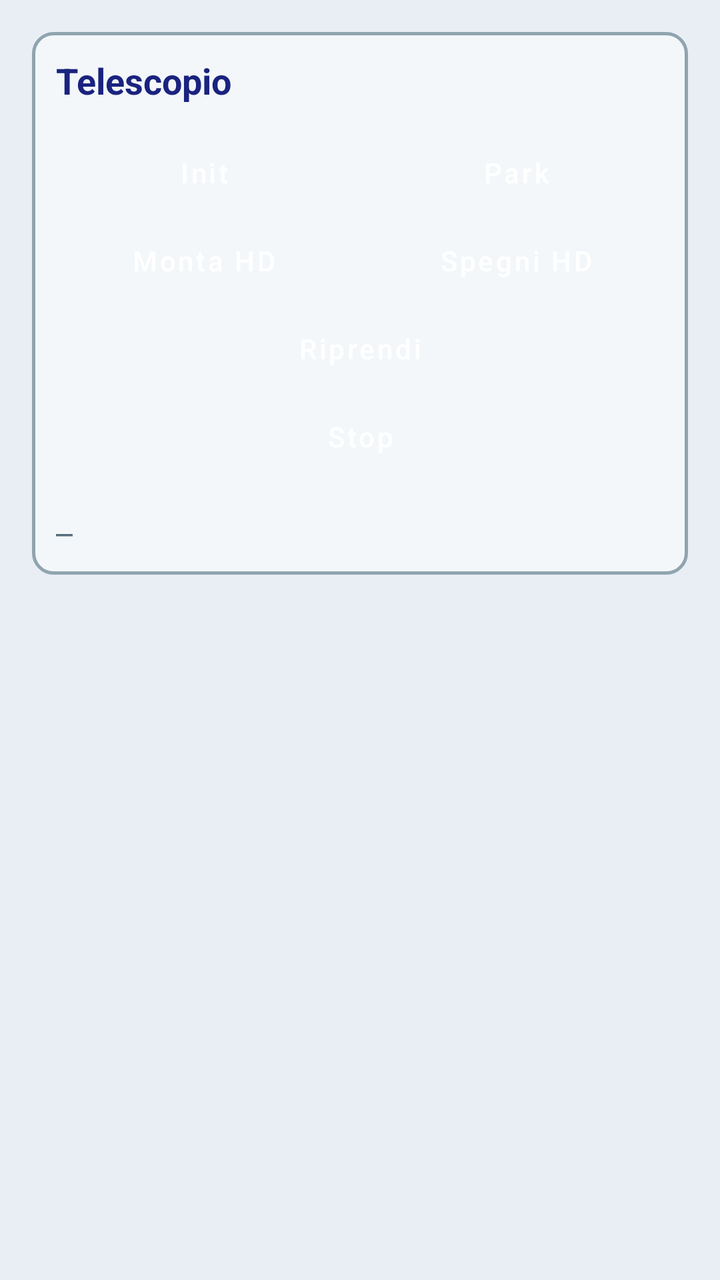
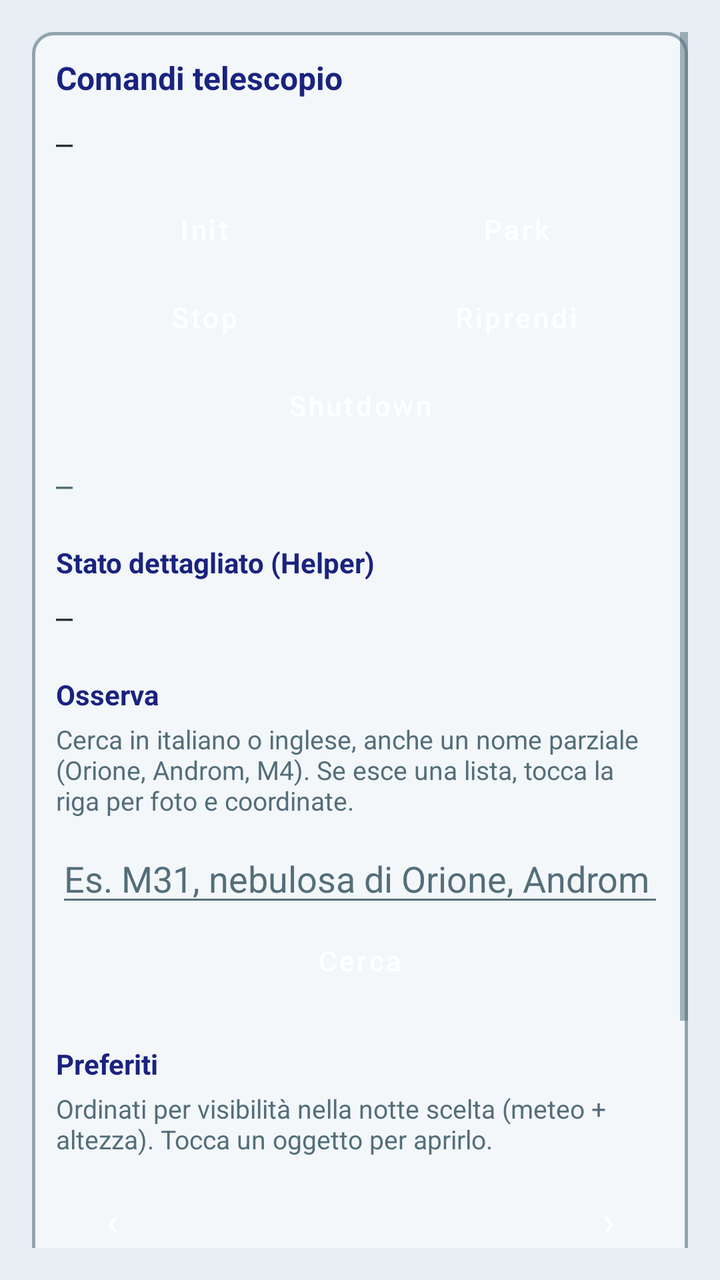

Two renders of the same Android screen: before a commit and after it. Below are the layout's source before the change and the commit's diff.
<!-- AndroidManifest.xml: application theme Theme.VesperaControl -->
<!-- res/layout/fragment_telescopio.xml -->
<?xml version="1.0" encoding="utf-8"?>
<ScrollView xmlns:android="http://schemas.android.com/apk/res/android"
    android:layout_width="match_parent"
    android:layout_height="match_parent"
    android:background="@color/vespera_bg"
    android:padding="16dp">

    <LinearLayout
        android:layout_width="match_parent"
        android:layout_height="wrap_content"
        android:orientation="vertical"
        android:background="@drawable/bg_section_panel"
        android:padding="12dp">

        <TextView
            android:layout_width="match_parent"
            android:layout_height="wrap_content"
            android:text="@string/tab_telescopio"
            android:textColor="@color/vespera_title"
            android:textSize="18sp"
            android:textStyle="bold" />

        <LinearLayout
            android:layout_width="match_parent"
            android:layout_height="wrap_content"
            android:layout_marginTop="12dp"
            android:orientation="horizontal">

            <Button
                android:id="@+id/btnUnpark"
                style="@style/Widget.Vespera.Button.Primary"
                android:layout_width="0dp"
                android:layout_height="wrap_content"
                android:layout_weight="1"
                android:text="@string/btn_unpark" />

            <Button
                android:id="@+id/btnPark"
                style="@style/Widget.Vespera.Button.Primary"
                android:layout_width="0dp"
                android:layout_height="wrap_content"
                android:layout_marginStart="8dp"
                android:layout_weight="1"
                android:text="@string/btn_park" />
        </LinearLayout>

        <LinearLayout
            android:layout_width="match_parent"
            android:layout_height="wrap_content"
            android:orientation="horizontal">

            <Button
                android:id="@+id/btnMountHd"
                style="@style/Widget.Vespera.Button.Slate"
                android:layout_width="0dp"
                android:layout_height="wrap_content"
                android:layout_weight="1"
                android:text="@string/btn_mount_hd" />

            <Button
                android:id="@+id/btnUnmountHd"
                style="@style/Widget.Vespera.Button.Danger"
                android:layout_width="0dp"
                android:layout_height="wrap_content"
                android:layout_marginStart="8dp"
                android:layout_weight="1"
                android:text="@string/btn_unmount_hd" />
        </LinearLayout>

        <Button
            android:id="@+id/btnGoto"
            style="@style/Widget.Vespera.Button.Primary"
            android:layout_width="match_parent"
            android:layout_height="wrap_content"
            android:text="@string/btn_goto" />

        <Button
            android:id="@+id/btnAbort"
            style="@style/Widget.Vespera.Button.Danger"
            android:layout_width="match_parent"
            android:layout_height="wrap_content"
            android:text="@string/btn_abort" />

        <TextView
            android:id="@+id/textTelescopioLog"
            android:layout_width="match_parent"
            android:layout_height="wrap_content"
            android:layout_marginTop="16dp"
            android:fontFamily="monospace"
            android:text="—"
            android:textColor="@color/vespera_muted" />
    </LinearLayout>
</ScrollView>
<!-- resources referenced by this layout -->
<resources>
  <color name="vespera_bg">#FFE8EEF4</color>
  <color name="vespera_muted">#FF546E7A</color>
  <color name="vespera_title">#FF1A237E</color>
  <!-- drawable bg_section_panel (drawable) -->
  <?xml version="1.0" encoding="utf-8"?>
  <shape xmlns:android="http://schemas.android.com/apk/res/android"
      android:shape="rectangle">
      <solid android:color="@color/vespera_surface" />
      <corners android:radius="10dp" />
      <stroke
          android:width="1.5dp"
          android:color="@color/vespera_panel_stroke" />
  </shape>
  <string name="btn_abort">Stop</string>
  <string name="btn_goto">Riprendi</string>
  <string name="btn_mount_hd">Monta HD</string>
  <string name="btn_park">Park</string>
  <string name="btn_unmount_hd">Spegni HD</string>
  <string name="btn_unpark">Init</string>
  <string name="tab_telescopio">Telescopio</string>
  <style name="Widget.Vespera.Button.Danger" parent="Widget.Vespera.Button.Slate">
          <item name="backgroundTint">@color/vespera_rose</item>
      </style>
  <style name="Widget.Vespera.Button.Primary" parent="Widget.Vespera.Button.Slate">
          <item name="backgroundTint">@color/vespera_green</item>
      </style>
  <style name="Widget.Vespera.Button.Slate" parent="Widget.MaterialComponents.Button">
          <item name="backgroundTint">@color/vespera_slate</item>
          <item name="android:textColor">@color/white</item>
          <item name="cornerRadius">6dp</item>
          <item name="android:textAllCaps">false</item>
          <item name="android:minHeight">44dp</item>
          <item name="android:paddingTop">10dp</item>
          <item name="android:paddingBottom">10dp</item>
      </style>
  <color name="vespera_surface">#FFF3F7FA</color>
  <color name="vespera_panel_stroke">#FF90A4AE</color>
  <color name="vespera_rose">#FFB05757</color>
  <color name="vespera_green">#FF3B7F55</color>
  <color name="vespera_slate">#FF4A6F86</color>
  <color name="white">#FFFFFFFF</color>
  <color name="vespera_accent">#FF1C6E8C</color>
  <color name="vespera_text">#FF212121</color>
  <!-- unchanged entries left out for length: 1 -->
</resources>

<!-- the commit's change to res/layout/fragment_telescopio.xml (unified diff, before → after) -->
@@ -1,5 +1,6 @@
 <?xml version="1.0" encoding="utf-8"?>
 <ScrollView xmlns:android="http://schemas.android.com/apk/res/android"
+    android:id="@+id/scrollTelescopio"
     android:layout_width="match_parent"
     android:layout_height="match_parent"
     android:background="@color/vespera_bg"
@@ -15,10 +16,19 @@
         <TextView
             android:layout_width="match_parent"
             android:layout_height="wrap_content"
-            android:text="@string/tab_telescopio"
-            android:textColor="@color/vespera_title"
-            android:textSize="18sp"
+            android:text="@string/card_telescope"
+            android:textColor="@color/vespera_title"
+            android:textSize="16sp"
             android:textStyle="bold" />
+
+        <TextView
+            android:id="@+id/textTelStatus"
+            android:layout_width="match_parent"
+            android:layout_height="wrap_content"
+            android:layout_marginTop="12dp"
+            android:fontFamily="monospace"
+            android:text="—"
+            android:textColor="@color/vespera_text_secondary" />
 
         <LinearLayout
             android:layout_width="match_parent"
@@ -50,44 +60,341 @@
             android:orientation="horizontal">
 
             <Button
-                android:id="@+id/btnMountHd"
-                style="@style/Widget.Vespera.Button.Slate"
-                android:layout_width="0dp"
-                android:layout_height="wrap_content"
-                android:layout_weight="1"
-                android:text="@string/btn_mount_hd" />
-
-            <Button
-                android:id="@+id/btnUnmountHd"
+                android:id="@+id/btnAbort"
                 style="@style/Widget.Vespera.Button.Danger"
                 android:layout_width="0dp"
                 android:layout_height="wrap_content"
+                android:layout_weight="1"
+                android:text="@string/btn_abort" />
+
+            <Button
+                android:id="@+id/btnGoto"
+                style="@style/Widget.Vespera.Button.Primary"
+                android:layout_width="0dp"
+                android:layout_height="wrap_content"
                 android:layout_marginStart="8dp"
                 android:layout_weight="1"
-                android:text="@string/btn_unmount_hd" />
+                android:text="@string/btn_goto" />
         </LinearLayout>
 
         <Button
-            android:id="@+id/btnGoto"
-            style="@style/Widget.Vespera.Button.Primary"
-            android:layout_width="match_parent"
-            android:layout_height="wrap_content"
-            android:text="@string/btn_goto" />
-
-        <Button
-            android:id="@+id/btnAbort"
-            style="@style/Widget.Vespera.Button.Danger"
-            android:layout_width="match_parent"
-            android:layout_height="wrap_content"
-            android:text="@string/btn_abort" />
+            android:id="@+id/btnShutdown"
+            style="@style/Widget.Vespera.Button.Warn"
+            android:layout_width="match_parent"
+            android:layout_height="wrap_content"
+            android:text="@string/btn_shutdown" />
 
         <TextView
             android:id="@+id/textTelescopioLog"
             android:layout_width="match_parent"
             android:layout_height="wrap_content"
-            android:layout_marginTop="16dp"
+            android:layout_marginTop="8dp"
             android:fontFamily="monospace"
             android:text="—"
             android:textColor="@color/vespera_muted" />
+
+        <TextView
+            android:layout_width="match_parent"
+            android:layout_height="wrap_content"
+            android:layout_marginTop="20dp"
+            android:text="@string/telescope_section_details"
+            android:textColor="@color/vespera_title"
+            android:textStyle="bold" />
+
+        <TextView
+            android:id="@+id/textTelDetails"
+            android:layout_width="match_parent"
+            android:layout_height="wrap_content"
+            android:layout_marginTop="8dp"
+            android:fontFamily="monospace"
+            android:lineSpacingExtra="2dp"
+            android:text="—"
+            android:textColor="@color/vespera_text_secondary" />
+
+        <TextView
+            android:layout_width="match_parent"
+            android:layout_height="wrap_content"
+            android:layout_marginTop="20dp"
+            android:text="@string/telescope_section_observe"
+            android:textColor="@color/vespera_title"
+            android:textStyle="bold" />
+
+        <TextView
+            android:layout_width="match_parent"
+            android:layout_height="wrap_content"
+            android:layout_marginTop="4dp"
+            android:text="@string/telescope_observe_hint"
+            android:textColor="@color/vespera_muted"
+            android:textSize="13sp" />
+
+        <EditText
+            android:id="@+id/editObserveQuery"
+            android:layout_width="match_parent"
+            android:layout_height="wrap_content"
+            android:layout_marginTop="8dp"
+            android:hint="@string/telescope_observe_query_hint"
+            android:imeOptions="actionSearch"
+            android:inputType="text"
+            android:singleLine="true"
+            android:textColor="@color/vespera_text"
+            android:textColorHint="@color/vespera_muted" />
+
+        <Button
+            android:id="@+id/btnObserveSearch"
+            style="@style/Widget.Vespera.Button.Primary"
+            android:layout_width="match_parent"
+            android:layout_height="wrap_content"
+            android:text="@string/telescope_observe_search" />
+
+        <TextView
+            android:id="@+id/textObserveVisibility"
+            android:layout_width="match_parent"
+            android:layout_height="wrap_content"
+            android:layout_marginTop="8dp"
+            android:textColor="@color/vespera_text_secondary"
+            android:textSize="13sp"
+            android:visibility="gone" />
+
+        <LinearLayout
+            android:id="@+id/listObserveHits"
+            android:layout_width="match_parent"
+            android:layout_height="wrap_content"
+            android:layout_marginTop="8dp"
+            android:orientation="vertical"
+            android:visibility="gone" />
+
+        <ImageView
+            android:id="@+id/imageObservePreview"
+            android:layout_width="match_parent"
+            android:layout_height="wrap_content"
+            android:layout_marginTop="8dp"
+            android:adjustViewBounds="true"
+            android:background="@color/vespera_bg"
+            android:contentDescription="@string/label_preview"
+            android:maxHeight="280dp"
+            android:scaleType="fitCenter"
+            android:visibility="gone" />
+
+        <TextView
+            android:id="@+id/textObserveDetails"
+            android:layout_width="match_parent"
+            android:layout_height="wrap_content"
+            android:layout_marginTop="8dp"
+            android:textColor="@color/vespera_text_secondary"
+            android:visibility="gone" />
+
+        <Button
+            android:id="@+id/btnFavToggle"
+            style="@style/Widget.Vespera.Button.Slate"
+            android:layout_width="match_parent"
+            android:layout_height="wrap_content"
+            android:layout_marginTop="4dp"
+            android:text="@string/fav_add"
+            android:visibility="gone" />
+
+        <TextView
+            android:id="@+id/textObserveSession"
+            android:layout_width="match_parent"
+            android:layout_height="wrap_content"
+            android:layout_marginTop="4dp"
+            android:textColor="@color/vespera_muted"
+            android:textSize="13sp"
+            android:visibility="gone" />
+
+        <Button
+            android:id="@+id/btnObserveContinue"
+            style="@style/Widget.Vespera.Button.Primary"
+            android:layout_width="match_parent"
+            android:layout_height="wrap_content"
+            android:layout_marginTop="8dp"
+            android:text="@string/telescope_observe_continue"
+            android:visibility="gone" />
+
+        <Button
+            android:id="@+id/btnObserveStart"
+            style="@style/Widget.Vespera.Button.Slate"
+            android:layout_width="match_parent"
+            android:layout_height="wrap_content"
+            android:text="@string/telescope_observe_start"
+            android:visibility="gone" />
+
+        <TextView
+            android:id="@+id/textObserveResult"
+            android:layout_width="match_parent"
+            android:layout_height="wrap_content"
+            android:layout_marginTop="8dp"
+            android:textColor="@color/vespera_muted"
+            android:visibility="gone" />
+
+        <TextView
+            android:id="@+id/textFavTitle"
+            android:layout_width="match_parent"
+            android:layout_height="wrap_content"
+            android:layout_marginTop="20dp"
+            android:text="@string/fav_section"
+            android:textColor="@color/vespera_title"
+            android:textStyle="bold" />
+
+        <TextView
+            android:layout_width="match_parent"
+            android:layout_height="wrap_content"
+            android:layout_marginTop="4dp"
+            android:text="@string/fav_hint"
+            android:textColor="@color/vespera_muted"
+            android:textSize="13sp" />
+
+        <LinearLayout
+            android:layout_width="match_parent"
+            android:layout_height="wrap_content"
+            android:layout_marginTop="8dp"
+            android:gravity="center_vertical"
+            android:orientation="horizontal">
+
+            <Button
+                android:id="@+id/btnFavPrev"
+                style="@style/Widget.Vespera.Button.Slate"
+                android:layout_width="56dp"
+                android:layout_height="wrap_content"
+                android:text="‹"
+                android:textSize="20sp" />
+
+            <TextView
+                android:id="@+id/textFavDay"
+                android:layout_width="0dp"
+                android:layout_height="wrap_content"
+                android:layout_weight="1"
+                android:gravity="center"
+                android:textColor="@color/vespera_text"
+                android:textStyle="bold" />
+
+            <Button
+                android:id="@+id/btnFavNext"
+                style="@style/Widget.Vespera.Button.Slate"
+                android:layout_width="56dp"
+                android:layout_height="wrap_content"
+                android:text="›"
+                android:textSize="20sp" />
+        </LinearLayout>
+
+        <TextView
+            android:id="@+id/textFavStatus"
+            android:layout_width="match_parent"
+            android:layout_height="wrap_content"
+            android:layout_marginTop="4dp"
+            android:textColor="@color/vespera_muted"
+            android:textSize="13sp" />
+
+        <LinearLayout
+            android:id="@+id/listFavorites"
+            android:layout_width="match_parent"
+            android:layout_height="wrap_content"
+            android:layout_marginTop="6dp"
+            android:orientation="vertical" />
+
+        <Button
+            android:id="@+id/btnPlan"
+            style="@style/Widget.Vespera.Button.Primary"
+            android:layout_width="match_parent"
+            android:layout_height="wrap_content"
+            android:layout_marginTop="8dp"
+            android:text="@string/plan_make" />
+
+        <TextView
+            android:id="@+id/textPlan"
+            android:layout_width="match_parent"
+            android:layout_height="wrap_content"
+            android:layout_marginTop="6dp"
+            android:textColor="@color/vespera_text_secondary"
+            android:textSize="13sp"
+            android:visibility="gone" />
+
+        <LinearLayout
+            android:id="@+id/listPlanPeriods"
+            android:layout_width="match_parent"
+            android:layout_height="wrap_content"
+            android:layout_marginTop="4dp"
+            android:orientation="vertical" />
+
+        <Button
+            android:id="@+id/btnPlanPropose"
+            style="@style/Widget.Vespera.Button.Slate"
+            android:layout_width="match_parent"
+            android:layout_height="wrap_content"
+            android:text="@string/plan_propose"
+            android:visibility="gone" />
+
+        <LinearLayout
+            android:id="@+id/rowPlanActions"
+            android:layout_width="match_parent"
+            android:layout_height="wrap_content"
+            android:orientation="horizontal"
+            android:visibility="gone">
+
+            <Button
+                android:id="@+id/btnPlanSave"
+                style="@style/Widget.Vespera.Button.Slate"
+                android:layout_width="0dp"
+                android:layout_height="wrap_content"
+                android:layout_weight="1"
+                android:text="@string/plan_save" />
+
+            <Button
+                android:id="@+id/btnPlanSend"
+                style="@style/Widget.Vespera.Button.Primary"
+                android:layout_width="0dp"
+                android:layout_height="wrap_content"
+                android:layout_marginStart="8dp"
+                android:layout_weight="1"
+                android:text="@string/plan_send" />
+        </LinearLayout>
+
+        <Button
+            android:id="@+id/btnPlanDelete"
+            style="@style/Widget.Vespera.Button.Danger"
+            android:layout_width="match_parent"
+            android:layout_height="wrap_content"
+            android:text="@string/plan_delete"
+            android:visibility="gone" />
+
+        <TextView
+            android:layout_width="match_parent"
+            android:layout_height="wrap_content"
+            android:layout_marginTop="12dp"
+            android:text="@string/plan_helper_title"
+            android:textColor="@color/vespera_title"
+            android:textStyle="bold" />
+
+        <TextView
+            android:id="@+id/textPlanHelper"
+            android:layout_width="match_parent"
+            android:layout_height="wrap_content"
+            android:layout_marginTop="4dp"
+            android:textColor="@color/vespera_text"
+            android:textSize="14sp" />
+
+        <Button
+            android:id="@+id/btnPlanCancel"
+            style="@style/Widget.Vespera.Button.Warn"
+            android:layout_width="match_parent"
+            android:layout_height="wrap_content"
+            android:text="@string/plan_cancel"
+            android:visibility="gone" />
+
+        <TextView
+            android:id="@+id/textPlansTitle"
+            android:layout_width="match_parent"
+            android:layout_height="wrap_content"
+            android:layout_marginTop="12dp"
+            android:text="@string/plan_saved"
+            android:textColor="@color/vespera_title"
+            android:textStyle="bold"
+            android:visibility="gone" />
+
+        <LinearLayout
+            android:id="@+id/listPlans"
+            android:layout_width="match_parent"
+            android:layout_height="wrap_content"
+            android:layout_marginTop="4dp"
+            android:orientation="vertical" />
     </LinearLayout>
 </ScrollView>
<!-- resource entries referenced after the edit -->
@@ -15,11 +15,29 @@
   </shape>
   <string name="btn_abort">Stop</string>
   <string name="btn_goto">Riprendi</string>
-  <string name="btn_mount_hd">Monta HD</string>
   <string name="btn_park">Park</string>
-  <string name="btn_unmount_hd">Spegni HD</string>
+  <string name="btn_shutdown">Shutdown</string>
   <string name="btn_unpark">Init</string>
-  <string name="tab_telescopio">Telescopio</string>
+  <string name="card_telescope">Comandi telescopio</string>
+  <string name="fav_add">☆ Aggiungi ai preferiti</string>
+  <string name="fav_hint">Ordinati per visibilità nella notte scelta (meteo + altezza). Tocca un oggetto per aprirlo.</string>
+  <string name="fav_section">Preferiti</string>
+  <string name="label_preview">Anteprima</string>
+  <string name="plan_cancel">Annulla piano sull\'Helper</string>
+  <string name="plan_delete">Elimina piano salvato</string>
+  <string name="plan_helper_title">Piano caricato sull\'Helper</string>
+  <string name="plan_make">Piano della notte (oggetti spuntati)</string>
+  <string name="plan_propose">Proposta automatica</string>
+  <string name="plan_save">Salva piano</string>
+  <string name="plan_saved">Piani salvati</string>
+  <string name="plan_send">Carica sull\'Helper</string>
+  <string name="telescope_observe_continue">Continua multi-notte</string>
+  <string name="telescope_observe_hint">Cerca in italiano o inglese, anche un nome parziale (Orione, Androm, M4). Se esce una lista, tocca la riga per foto e coordinate.</string>
+  <string name="telescope_observe_query_hint">Es. M31, nebulosa di Orione, Androm</string>
+  <string name="telescope_observe_search">Cerca</string>
+  <string name="telescope_observe_start">Avvia multi-notte</string>
+  <string name="telescope_section_details">Stato dettagliato (Helper)</string>
+  <string name="telescope_section_observe">Osserva</string>
   <style name="Widget.Vespera.Button.Danger" parent="Widget.Vespera.Button.Slate">
           <item name="backgroundTint">@color/vespera_rose</item>
       </style>
@@ -35,14 +53,19 @@
           <item name="android:paddingTop">10dp</item>
           <item name="android:paddingBottom">10dp</item>
       </style>
+  <style name="Widget.Vespera.Button.Warn" parent="Widget.Vespera.Button.Slate">
+          <item name="backgroundTint">@color/vespera_terracotta</item>
+      </style>
   <color name="vespera_surface">#FFF3F7FA</color>
   <color name="vespera_panel_stroke">#FF90A4AE</color>
   <color name="vespera_rose">#FFB05757</color>
   <color name="vespera_green">#FF3B7F55</color>
   <color name="vespera_slate">#FF4A6F86</color>
   <color name="white">#FFFFFFFF</color>
+  <color name="vespera_terracotta">#FFC0724A</color>
   <color name="vespera_accent">#FF1C6E8C</color>
   <color name="vespera_text">#FF212121</color>
+  <color name="vespera_text_secondary">#FF263238</color>
   <!-- unchanged entries left out for length: 1 -->
 </resources>
 
